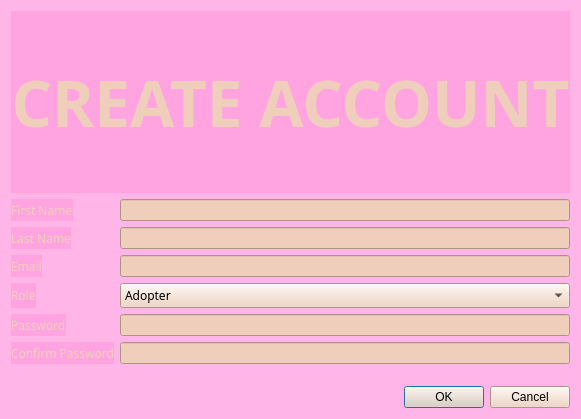
Above: breadnbutter/gui/createaccount.ui from jacksodl23/cs-205-pet-adoption before the change. Below: the same form after it.
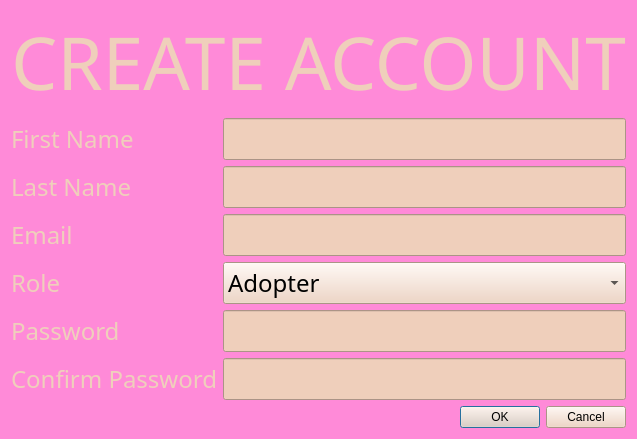
That is the form after the change.

Commit message: updated color scheme

The edit to the form file:
```diff
--- a/breadnbutter/gui/createaccount.ui
+++ b/breadnbutter/gui/createaccount.ui
@@ -14,7 +14,7 @@
    <string>Dialog</string>
   </property>
   <property name="styleSheet">
-   <string notr="true">background-color: rgba(255, 138, 216, 100);</string>
+   <string notr="true">background-color: rgb(255, 138, 216);</string>
   </property>
   <layout class="QVBoxLayout" name="verticalLayout">
    <item>
@@ -22,7 +22,7 @@
      <property name="font">
       <font>
        <family>Chalkboard SE</family>
-       <pointsize>48</pointsize>
+       <pointsize>55</pointsize>
        <weight>50</weight>
        <bold>false</bold>
       </font>
@@ -31,7 +31,7 @@
       <string notr="true">color: rgb(239, 207, 187);</string>
      </property>
      <property name="text">
-      <string>&lt;b&gt;CREATE ACCOUNT&lt;/b&gt;</string>
+      <string>CREATE ACCOUNT</string>
      </property>
      <property name="alignment">
       <set>Qt::AlignCenter</set>
@@ -45,6 +45,7 @@
        <property name="font">
         <font>
          <family>Chalkboard</family>
+         <pointsize>18</pointsize>
         </font>
        </property>
        <property name="styleSheet">
@@ -57,6 +58,12 @@
      </item>
      <item row="0" column="1">
       <widget class="QLineEdit" name="firstNameField">
+       <property name="font">
+        <font>
+         <family>Chalkboard SE</family>
+         <pointsize>18</pointsize>
+        </font>
+       </property>
        <property name="styleSheet">
         <string notr="true">background-color:rgb(239, 207, 187);</string>
        </property>
@@ -67,6 +74,7 @@
        <property name="font">
         <font>
          <family>Chalkboard SE</family>
+         <pointsize>18</pointsize>
         </font>
        </property>
        <property name="styleSheet">
@@ -79,6 +87,12 @@
      </item>
      <item row="1" column="1">
       <widget class="QLineEdit" name="lastNameField">
+       <property name="font">
+        <font>
+         <family>Chalkboard SE</family>
+         <pointsize>18</pointsize>
+        </font>
+       </property>
        <property name="styleSheet">
         <string notr="true">background-color:rgb(239, 207, 187);</string>
        </property>
@@ -89,6 +103,7 @@
        <property name="font">
         <font>
          <family>Chalkboard SE</family>
+         <pointsize>18</pointsize>
         </font>
        </property>
        <property name="styleSheet">
@@ -101,6 +116,12 @@
      </item>
      <item row="2" column="1">
       <widget class="QLineEdit" name="emailField">
+       <property name="font">
+        <font>
+         <family>Chalkboard SE</family>
+         <pointsize>18</pointsize>
+        </font>
+       </property>
        <property name="styleSheet">
         <string notr="true">background-color:rgb(239, 207, 187);</string>
        </property>
@@ -111,6 +132,7 @@
        <property name="font">
         <font>
          <family>Chalkboard SE</family>
+         <pointsize>18</pointsize>
         </font>
        </property>
        <property name="styleSheet">
@@ -126,6 +148,7 @@
        <property name="font">
         <font>
          <family>Chalkboard SE</family>
+         <pointsize>18</pointsize>
         </font>
        </property>
        <property name="styleSheet">
@@ -149,6 +172,7 @@
        <property name="font">
         <font>
          <family>Chalkboard SE</family>
+         <pointsize>18</pointsize>
         </font>
        </property>
        <property name="styleSheet">
@@ -161,6 +185,12 @@
      </item>
      <item row="4" column="1">
       <widget class="QLineEdit" name="passwordField">
+       <property name="font">
+        <font>
+         <family>Chalkboard SE</family>
+         <pointsize>18</pointsize>
+        </font>
+       </property>
        <property name="styleSheet">
         <string notr="true">background-color:rgb(239, 207, 187);</string>
        </property>
@@ -174,6 +204,7 @@
        <property name="font">
         <font>
          <family>Chalkboard</family>
+         <pointsize>18</pointsize>
         </font>
        </property>
        <property name="styleSheet">
@@ -186,6 +217,12 @@
      </item>
      <item row="5" column="1">
       <widget class="QLineEdit" name="passwordField_2">
+       <property name="font">
+        <font>
+         <family>Chalkboard SE</family>
+         <pointsize>18</pointsize>
+        </font>
+       </property>
        <property name="styleSheet">
         <string notr="true">background-color:rgb(239, 207, 187);</string>
        </property>
@@ -201,6 +238,7 @@
      <property name="font">
       <font>
        <family>Chalkboard SE</family>
+       <pointsize>18</pointsize>
       </font>
      </property>
      <property name="styleSheet">
```
The commit also changes 3 other files.
